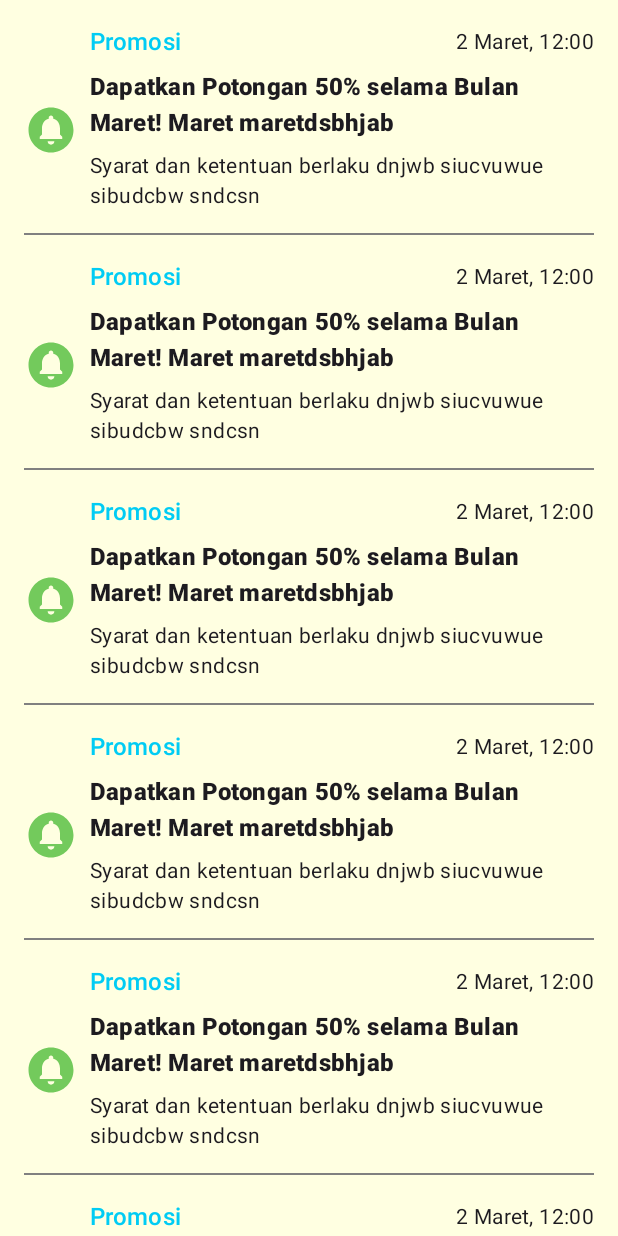
After one commit to Budiart18/SiNow, an Android app: the layout activity_notification.xml on its own in the app's theme, with its tools: preview values and no code run, on a phone screen of 412 x 824 dp. The commit adds this screen. Run offline under Robolectric (Android 15) with nearby library versions, the phone set to English and light mode, and no system bars.

Commit message:
Create UI Notification list and notification detail activity

```diff
--- a/app/src/main/AndroidManifest.xml
+++ b/app/src/main/AndroidManifest.xml
@@ -13,6 +13,12 @@
         android:supportsRtl="true"
         android:theme="@style/Theme.SiNow"
         tools:targetApi="31">
+        <activity
+            android:name=".presentation.notification.NotificationDetailActivity"
+            android:exported="false" />
+        <activity
+            android:name=".presentation.notification.NotificationActivity"
+            android:exported="false" />
         <activity
             android:name=".presentation.homepage.allpopularcourse.AllPopularCourseActivity"
             android:exported="false" />
--- /dev/null
+++ b/app/src/main/res/drawable/ic_delete.xml
@@ -0,0 +1,5 @@
+<vector android:height="24dp" android:tint="#D01A1A"
+    android:viewportHeight="24" android:viewportWidth="24"
+    android:width="24dp" xmlns:android="http://schemas.android.com/apk/res/android">
+    <path android:fillColor="@android:color/white" android:pathData="M6,19c0,1.1 0.9,2 2,2h8c1.1,0 2,-0.9 2,-2V7H6v12zM19,4h-3.5l-1,-1h-5l-1,1H5v2h14V4z"/>
+</vector>
--- /dev/null
+++ b/app/src/main/res/drawable/ic_notification_read.xml
@@ -0,0 +1,5 @@
+<vector android:height="24dp" android:tint="@color/color_success"
+    android:viewportHeight="24" android:viewportWidth="24"
+    android:width="24dp" xmlns:android="http://schemas.android.com/apk/res/android">
+    <path android:fillColor="@android:color/white" android:pathData="M12,2C6.48,2 2,6.48 2,12s4.48,10 10,10 10,-4.48 10,-10S17.52,2 12,2zM12,18.5c-0.83,0 -1.5,-0.67 -1.5,-1.5h3c0,0.83 -0.67,1.5 -1.5,1.5zM17,16L7,16v-1l1,-1v-2.61C8,9.27 9.03,7.47 11,7v-0.5c0,-0.57 0.43,-1 1,-1s1,0.43 1,1L13,7c1.97,0.47 3,2.28 3,4.39L16,14l1,1v1z"/>
+</vector>
--- /dev/null
+++ b/app/src/main/res/drawable/ic_notification_unread.xml
@@ -0,0 +1,5 @@
+<vector android:height="24dp" android:tint="@color/color_warning"
+    android:viewportHeight="24" android:viewportWidth="24"
+    android:width="24dp" xmlns:android="http://schemas.android.com/apk/res/android">
+    <path android:fillColor="@android:color/white" android:pathData="M12,2C6.48,2 2,6.48 2,12s4.48,10 10,10 10,-4.48 10,-10S17.52,2 12,2zM12,18.5c-0.83,0 -1.5,-0.67 -1.5,-1.5h3c0,0.83 -0.67,1.5 -1.5,1.5zM17,16L7,16v-1l1,-1v-2.61C8,9.27 9.03,7.47 11,7v-0.5c0,-0.57 0.43,-1 1,-1s1,0.43 1,1L13,7c1.97,0.47 3,2.28 3,4.39L16,14l1,1v1z"/>
+</vector>
--- /dev/null
+++ b/app/src/main/res/layout/activity_notification.xml
@@ -0,0 +1,52 @@
+<?xml version="1.0" encoding="utf-8"?>
+<androidx.constraintlayout.widget.ConstraintLayout xmlns:android="http://schemas.android.com/apk/res/android"
+    xmlns:app="http://schemas.android.com/apk/res-auto"
+    xmlns:tools="http://schemas.android.com/tools"
+    android:layout_width="match_parent"
+    android:layout_height="match_parent"
+    tools:context=".presentation.notification.NotificationActivity">
+
+    <androidx.core.widget.NestedScrollView
+        android:layout_width="match_parent"
+        android:layout_height="match_parent">
+
+        <androidx.constraintlayout.widget.ConstraintLayout
+            android:layout_width="match_parent"
+            android:layout_height="match_parent">
+
+            <TextView
+                android:id="@+id/tv_notification_text"
+                style="@style/TextAppearance.Material3.TitleLarge"
+                android:layout_width="wrap_content"
+                android:layout_height="wrap_content"
+                android:layout_marginStart="24dp"
+                android:layout_marginTop="24dp"
+                android:text="@string/text_notification"
+                android:textStyle="bold"
+                app:layout_constraintStart_toStartOf="parent"
+                app:layout_constraintTop_toTopOf="parent" />
+
+            <androidx.recyclerview.widget.RecyclerView
+                android:layout_width="match_parent"
+                android:layout_height="wrap_content"
+                android:layout_marginTop="24dp"
+                android:visibility="gone"
+                app:layoutManager="androidx.recyclerview.widget.LinearLayoutManager"
+                app:layout_constraintTop_toBottomOf="@id/tv_notification_text"
+                tools:itemCount="8"
+                tools:listitem="@layout/item_list_notification"
+                tools:visibility="visible" />
+
+        </androidx.constraintlayout.widget.ConstraintLayout>
+
+    </androidx.core.widget.NestedScrollView>
+
+    <include
+        android:id="@+id/layout_notification_empty"
+        layout="@layout/layout_content_notification_empty"
+        android:layout_width="match_parent"
+        android:layout_height="match_parent"
+        android:visibility="gone"
+        tools:visibility="gone" />
+
+</androidx.constraintlayout.widget.ConstraintLayout>
--- /dev/null
+++ b/app/src/main/res/layout/item_list_notification.xml
@@ -0,0 +1,73 @@
+<?xml version="1.0" encoding="utf-8"?>
+<androidx.constraintlayout.widget.ConstraintLayout xmlns:android="http://schemas.android.com/apk/res/android"
+    xmlns:app="http://schemas.android.com/apk/res-auto"
+    xmlns:tools="http://schemas.android.com/tools"
+    android:layout_width="match_parent"
+    android:layout_height="wrap_content"
+    android:background="@color/app_color_primary_container"
+    android:paddingHorizontal="16dp"
+    android:paddingTop="16dp">
+
+    <ImageView
+        android:id="@+id/ic_notification"
+        android:layout_width="36dp"
+        android:layout_height="36dp"
+        android:src="@drawable/ic_notification_read"
+        app:layout_constraintBottom_toBottomOf="parent"
+        app:layout_constraintStart_toStartOf="parent"
+        app:layout_constraintTop_toTopOf="parent" />
+
+    <TextView
+        android:id="@+id/tv_notification_category"
+        style="@style/TextAppearance.Material3.TitleMedium"
+        android:layout_width="0dp"
+        android:layout_height="wrap_content"
+        android:layout_marginStart="8dp"
+        android:textColor="@color/app_color_primary"
+        app:layout_constraintStart_toEndOf="@id/ic_notification"
+        app:layout_constraintTop_toTopOf="parent"
+        tools:text="Promosi" />
+
+    <TextView
+        android:id="@+id/tv_notification_time"
+        style="@style/TextAppearance.Material3.BodyMedium"
+        android:layout_width="wrap_content"
+        android:layout_height="wrap_content"
+        app:layout_constraintBottom_toBottomOf="@id/tv_notification_category"
+        app:layout_constraintEnd_toEndOf="parent"
+        app:layout_constraintTop_toTopOf="@id/tv_notification_category"
+        tools:text="2 Maret, 12:00" />
+
+    <TextView
+        android:id="@+id/tv_notification_title"
+        style="@style/TextAppearance.Material3.TitleMedium"
+        android:layout_width="0dp"
+        android:layout_height="wrap_content"
+        android:layout_marginStart="8dp"
+        android:layout_marginTop="8dp"
+        android:textStyle="bold"
+        app:layout_constraintEnd_toEndOf="parent"
+        app:layout_constraintStart_toEndOf="@+id/ic_notification"
+        app:layout_constraintTop_toBottomOf="@id/tv_notification_category"
+        tools:text="Dapatkan Potongan 50% selama Bulan Maret! Maret maretdsbhjab" />
+
+    <TextView
+        android:id="@+id/tv_notification_desc"
+        style="@style/TextAppearance.Material3.BodyMedium"
+        android:layout_width="0dp"
+        android:layout_height="wrap_content"
+        android:layout_marginStart="8dp"
+        android:layout_marginTop="8dp"
+        app:layout_constraintEnd_toEndOf="parent"
+        app:layout_constraintStart_toEndOf="@+id/ic_notification"
+        app:layout_constraintTop_toBottomOf="@id/tv_notification_title"
+        tools:text="Syarat dan ketentuan berlaku dnjwb siucvuwue sibudcbw sndcsn" />
+
+    <View
+        android:layout_width="match_parent"
+        android:layout_height="1dp"
+        android:layout_marginTop="16dp"
+        android:background="@color/grey"
+        app:layout_constraintTop_toBottomOf="@id/tv_notification_desc" />
+
+</androidx.constraintlayout.widget.ConstraintLayout>
--- a/app/src/main/res/values/colors.xml
+++ b/app/src/main/res/values/colors.xml
@@ -11,7 +11,7 @@
 
     <color name="app_color_primary">#00CCF4</color>
     <color name="app_color_on_primary">#FFFFFF</color>
-    <color name="app_color_primary_container">#f2e8cf</color>
+    <color name="app_color_primary_container">#FFFFE1</color>
     <color name="app_color_on_primary_container">#36404B</color>
 
     <color name="app_color_secondary">#001C30</color>
--- a/app/src/main/res/values/strings.xml
+++ b/app/src/main/res/values/strings.xml
@@ -10,4 +10,5 @@
     <string name="text_see_all">Lihat Semua</string>
     <string name="text_popular_course">Kursus Populer</string>
     <string name="text_search_best_course">Cari Kursus terbaik...</string>
+    <string name="text_notification">Notifikasi</string>
 </resources>
```
Also changed, not shown: app/src/main/java/com/group2/sinow/presentation/notification/NotificationActivity.kt (added, +19 -0 lines), app/src/main/java/com/group2/sinow/presentation/notification/NotificationDetailActivity.kt (added, +19 -0 lines), app/src/main/res/layout/activity_notification_detail.xml (added, +87 -0 lines), app/src/main/res/layout/layout_content_notification_empty.xml (added, +57 -0 lines), app/src/main/res/drawable/iv_notification_empty.png (added).
